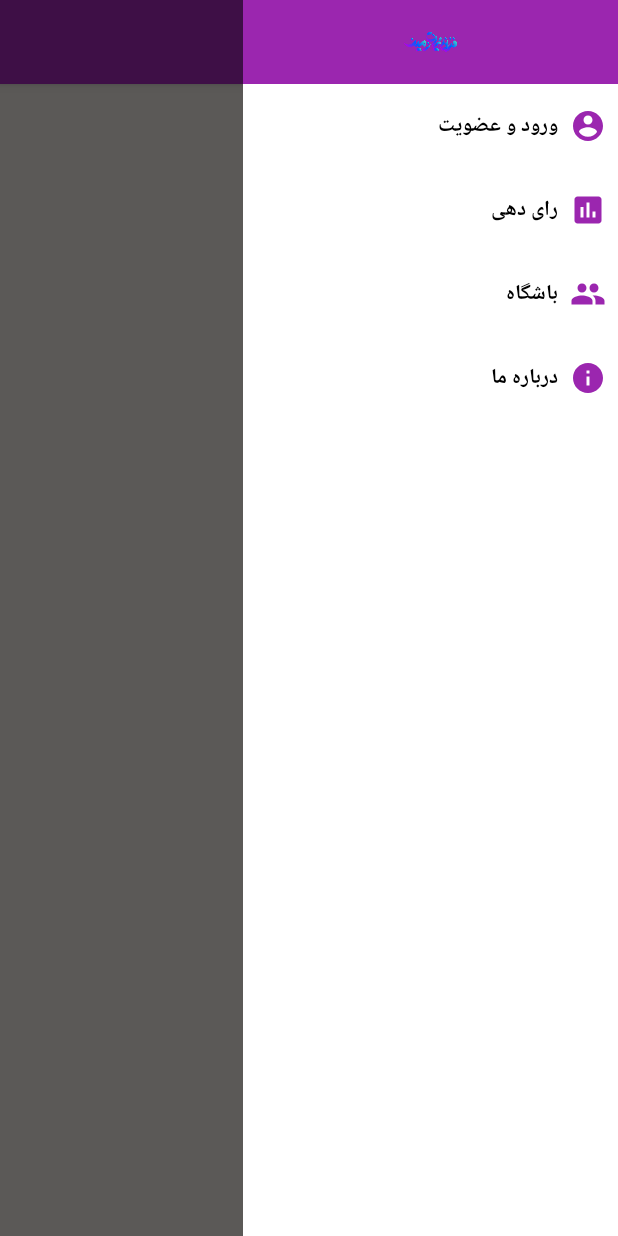
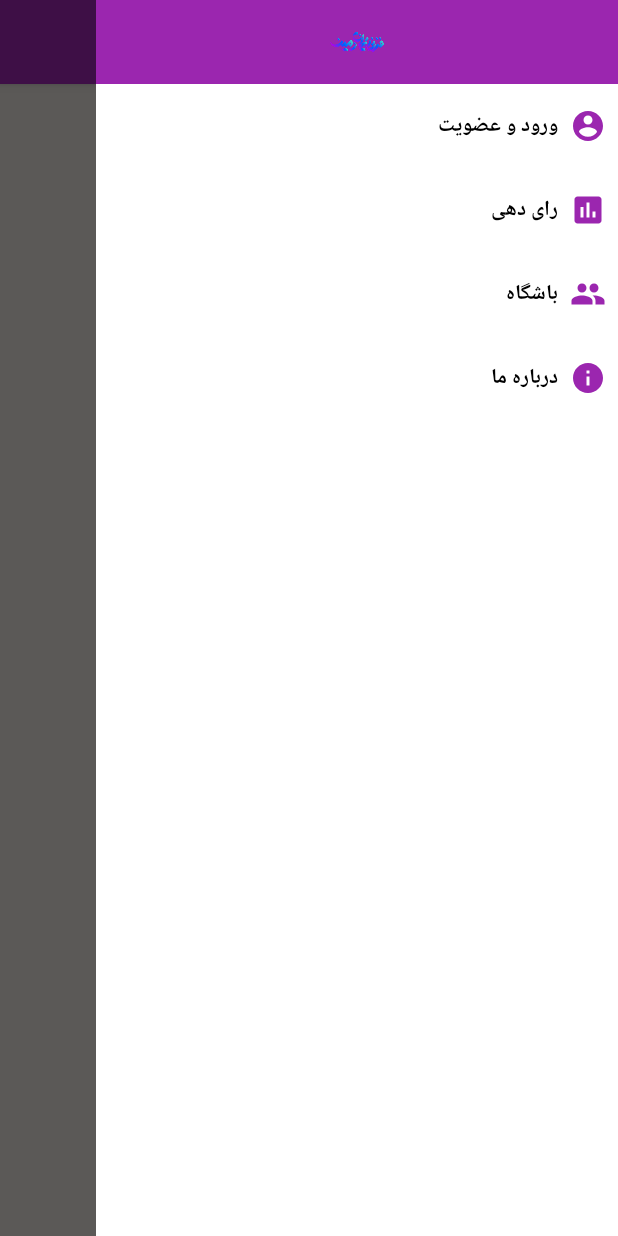
Before and after one commit to salmanseifian/fazshow, an Android app: the screen it shows after launch (NewsActivity), with the side drawer open, on a phone screen of 412 x 824 dp. Run offline under Robolectric (Android 15) with nearby library versions, the phone set to English and light mode, and no system bars; our stand-ins replace ButterKnife; libraries missing offline, so code that uses them is left out: com.crashlytics.android, com.onesignal, io.fabric.sdk; 10 statements that could not run were skipped.

Commit message:
fix: stackoverflow bugs :)

```diff
--- a/app/src/main/java/com/owjmedia/faaz/authenticate/CodeFragment.java
+++ b/app/src/main/java/com/owjmedia/faaz/authenticate/CodeFragment.java
@@ -40,7 +40,6 @@ public class CodeFragment extends Fragment implements AuthenticateContract.View
         super.onViewCreated(view, savedInstanceState);
         ButterKnife.bind(this, view);
 
-        edtCode.setVisibility(View.INVISIBLE);
         mPresenter = new AuthenticatePresenter(this);
 
         mProgressDialog = new ProgressDialog(getContext());
--- a/app/src/main/java/com/owjmedia/faaz/imagedetail/ImageFragment.java
+++ b/app/src/main/java/com/owjmedia/faaz/imagedetail/ImageFragment.java
@@ -23,7 +23,7 @@ public class ImageFragment extends Fragment {
     @Nullable
     @Override
     public View onCreateView(LayoutInflater inflater, @Nullable ViewGroup container, @Nullable Bundle savedInstanceState) {
-        return inflater.inflate(R.layout.image_frg, container, true);
+        return inflater.inflate(R.layout.image_frg, container, false);
     }
 
     @Override
--- a/app/src/main/java/com/owjmedia/faaz/newsdetail/NewsDetailActivity.java
+++ b/app/src/main/java/com/owjmedia/faaz/newsdetail/NewsDetailActivity.java
@@ -37,12 +37,6 @@ public class NewsDetailActivity extends AppCompatActivity implements NewsDetailC
         ButterKnife.bind(this);
 
         supportPostponeEnterTransition();
-        lottieLike.setOnClickListener(new View.OnClickListener() {
-            @Override
-            public void onClick(View view) {
-
-            }
-        });
 
         // Set up the toolbar.
         setSupportActionBar(toolbar);
--- a/app/src/main/res/layout/home_menu.xml
+++ b/app/src/main/res/layout/home_menu.xml
@@ -1,8 +1,8 @@
 <?xml version="1.0" encoding="utf-8"?>
 <FrameLayout xmlns:android="http://schemas.android.com/apk/res/android"
-    android:layout_width="250dp"
+    android:layout_width="match_parent"
     android:layout_height="match_parent"
-    android:layout_gravity="end">
+    android:layout_gravity="right">
 
     <LinearLayout xmlns:android="http://schemas.android.com/apk/res/android"
         android:id="@+id/bottom_sheet"
```
Also changed, not shown: app/build.gradle (+3 -6 lines).
